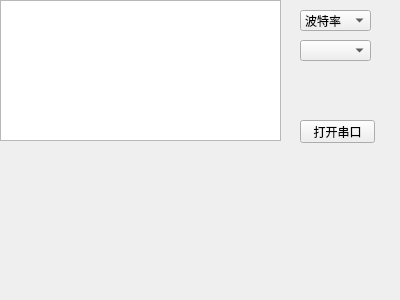
The window that project/MCOM/MCOM/serialwindow.ui (zagerx/MCOM) describes before a commit, drawn with Qt 5.
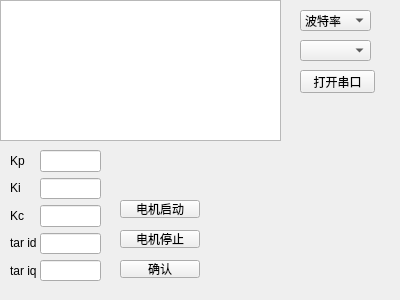
The same window after the commit.

```diff
--- a/project/MCOM/MCOM/serialwindow.ui
+++ b/project/MCOM/MCOM/serialwindow.ui
@@ -42,7 +42,7 @@
    <property name="geometry">
     <rect>
      <x>300</x>
-     <y>120</y>
+     <y>70</y>
      <width>75</width>
      <height>23</height>
     </rect>
@@ -71,6 +71,119 @@
     </rect>
    </property>
   </widget>
+  <widget class="QPushButton" name="mt_stopBt">
+   <property name="geometry">
+    <rect>
+     <x>120</x>
+     <y>230</y>
+     <width>80</width>
+     <height>18</height>
+    </rect>
+   </property>
+   <property name="text">
+    <string>电机停止</string>
+   </property>
+  </widget>
+  <widget class="QPushButton" name="mc_startBt">
+   <property name="geometry">
+    <rect>
+     <x>120</x>
+     <y>200</y>
+     <width>80</width>
+     <height>18</height>
+    </rect>
+   </property>
+   <property name="text">
+    <string>电机启动</string>
+   </property>
+  </widget>
+  <widget class="QPushButton" name="enter_bt">
+   <property name="geometry">
+    <rect>
+     <x>120</x>
+     <y>260</y>
+     <width>80</width>
+     <height>18</height>
+    </rect>
+   </property>
+   <property name="text">
+    <string>确认</string>
+   </property>
+  </widget>
+  <widget class="QWidget" name="layoutWidget">
+   <property name="geometry">
+    <rect>
+     <x>40</x>
+     <y>150</y>
+     <width>61</width>
+     <height>131</height>
+    </rect>
+   </property>
+   <layout class="QVBoxLayout" name="verticalLayout">
+    <item>
+     <widget class="QLineEdit" name="Kp_lineEdit"/>
+    </item>
+    <item>
+     <widget class="QLineEdit" name="Ki_lineEdit"/>
+    </item>
+    <item>
+     <widget class="QLineEdit" name="Kc_lineEdit"/>
+    </item>
+    <item>
+     <widget class="QLineEdit" name="id_lineEdit"/>
+    </item>
+    <item>
+     <widget class="QLineEdit" name="iq_lineEdit"/>
+    </item>
+   </layout>
+  </widget>
+  <widget class="QWidget" name="layoutWidget">
+   <property name="geometry">
+    <rect>
+     <x>10</x>
+     <y>150</y>
+     <width>31</width>
+     <height>131</height>
+    </rect>
+   </property>
+   <layout class="QVBoxLayout" name="verticalLayout_2">
+    <item>
+     <widget class="QLabel" name="label">
+      <property name="text">
+       <string>Kp</string>
+      </property>
+     </widget>
+    </item>
+    <item>
+     <widget class="QLabel" name="label_2">
+      <property name="text">
+       <string>Ki</string>
+      </property>
+     </widget>
+    </item>
+    <item>
+     <widget class="QLabel" name="label_3">
+      <property name="text">
+       <string>Kc</string>
+      </property>
+     </widget>
+    </item>
+    <item>
+     <widget class="QLabel" name="label_5">
+      <property name="text">
+       <string>tar id</string>
+      </property>
+     </widget>
+    </item>
+    <item>
+     <widget class="QLabel" name="label_4">
+      <property name="text">
+       <string>tar iq</string>
+      </property>
+     </widget>
+    </item>
+   </layout>
+  </widget>
  </widget>
  <resources/>
  <connections/>
```
